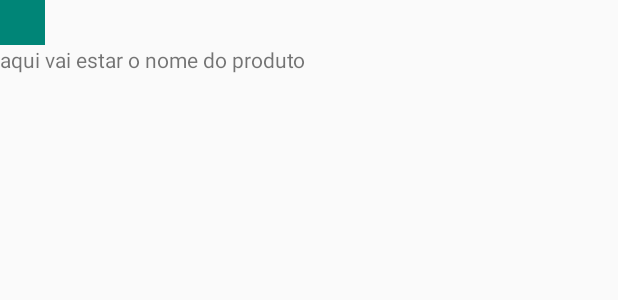
After one commit to diogogwt/idontknowifthisiswhatimsupposedtodoandimlost, an Android app: the layout product_layout.xml on its own in the app's theme, with its tools: preview values and no code run, on a phone screen of 412 x 824 dp. The commit adds this screen. Shown: the top 300 px of the screen. Run offline under Robolectric (Android 15) with nearby library versions, the phone set to English and light mode, and no system bars.

Commit message:
starting products choice page. Part 2

```diff
--- /dev/null
+++ b/app/src/main/res/layout/product_layout.xml
@@ -0,0 +1,19 @@
+<?xml version="1.0" encoding="utf-8"?>
+<LinearLayout xmlns:android="http://schemas.android.com/apk/res/android"
+    android:layout_width="match_parent"
+    android:layout_height="wrap_content"
+    android:orientation="vertical">
+
+    <ImageView
+        android:id="@+id/product_image"
+        android:layout_width="30dp"
+        android:layout_height="30dp"
+        android:src="@color/colorPrimary"/>
+
+    <TextView
+        android:id="@+id/product_name"
+        android:layout_width="wrap_content"
+        android:layout_height="wrap_content"
+        android:text="aqui vai estar o nome do produto"/>
+
+</LinearLayout>
```
Also changed, not shown: app/src/main/java/com/bringitlist/bringit/AddProductsActivity.java (+15 -0 lines), app/src/main/java/com/bringitlist/bringit/App.java (+25 -0 lines), app/src/main/java/com/bringitlist/bringit/Database/DatabaseNames.java (+17 -7 lines), app/src/main/java/com/bringitlist/bringit/Other/ProductsAdapter.java (added, +78 -0 lines), app/src/main/res/layout/activity_add_products.xml (+1 -28 lines).
